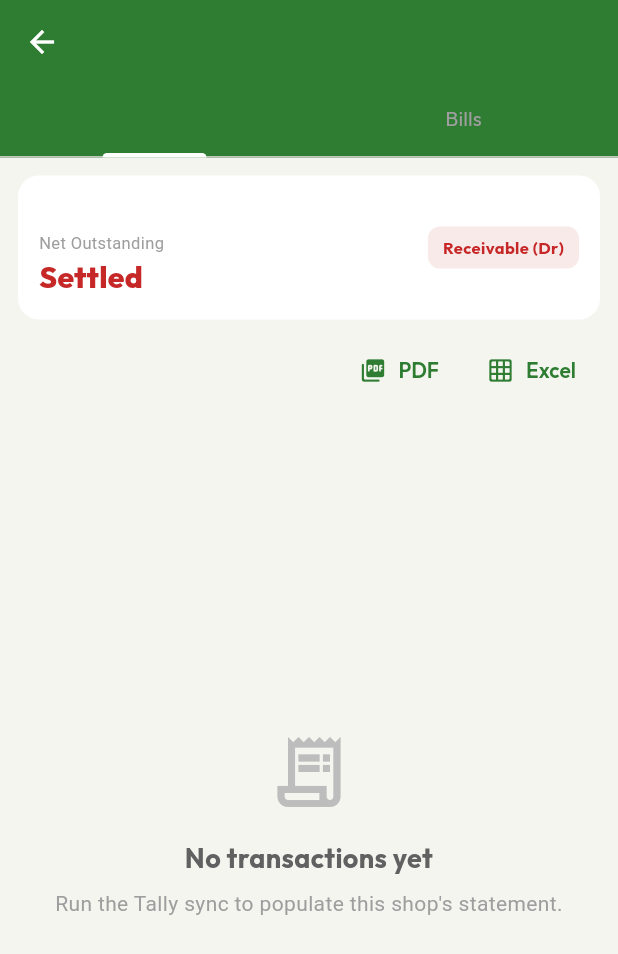
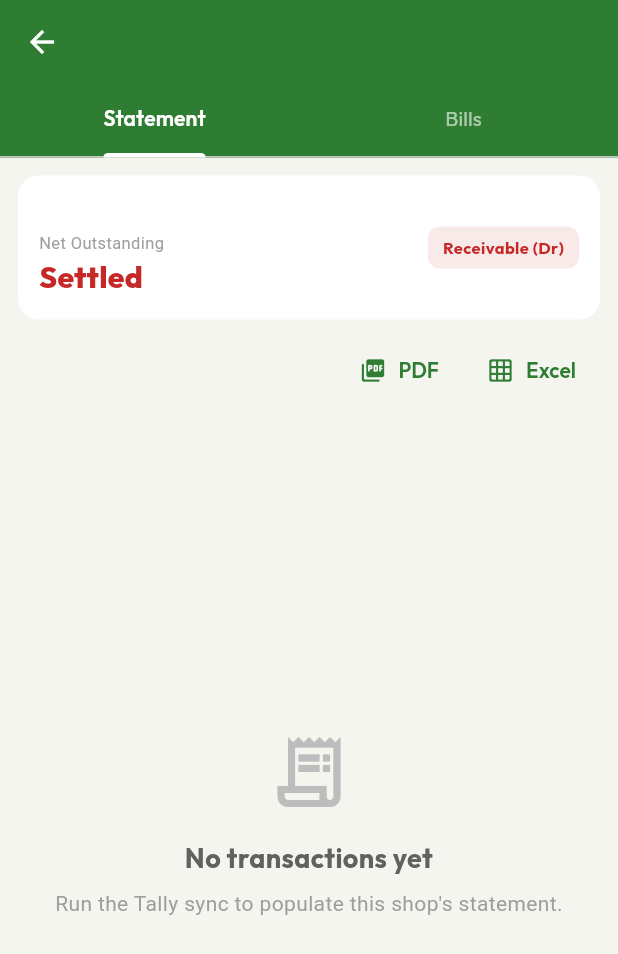
Before and after one commit to Sanyamkothari/Shantinath, a Flutter app: the PartyLedgerScreen screen opened directly with empty values, on a phone screen of 412 x 824 dp. Shown: the top 954 px of the screen. Run offline on Flutter 3.47's test engine with Material 3 defaults, Android fonts, the phone set to English and light mode, and no system bars; our stand-ins replace cached_network_image, cloud_firestore, firebase_auth, firebase_core, firebase_crashlytics, firebase_messaging and 8 more; missing offline and left inert: excel; accounts and stored records are empty.

Commit message:
fix(ui): make Ledger Book Statement/Bills tab labels visible
The party ledger TabBar set indicatorColor but no label colours, so it fell
through to the global tabBarTheme (theme.dart:263), which is tuned for tabs on
a light surface: labelColor is primaryGreen. The TabBar sits in an AppBar whose
background is that same green, so the selected tab rendered green-on-green and
the unselected one grey-on-green. Both effectively invisible.

Overrides to white / white60, matching every other TabBar-on-AppBar in the app
(customer_directory, manage_orders, sales_reports) — party_ledger was the only
one missing them. Also switches the label styles to GoogleFonts.outfit so the
selected and unselected labels use the same typeface as the rest of the app;
previously the selected label used a bare TextStyle and fell back to the
default font while the unselected one inherited Outfit from the theme.

Hardcoded white rather than reading the scheme because the dark theme has the
same shape (labelColor: primaryGreenLight on the same green AppBar), so both
themes need the override.

Co-Authored-By: Claude Opus 5 (1M context) <noreply@anthropic.com>
Claude-Session: https://claude.ai/code/session_01Y4NuYsyM8gr5Taod8uV7jW

```diff
--- a/lib/screens/admin/party_ledger_screen.dart
+++ b/lib/screens/admin/party_ledger_screen.dart
@@ -69,11 +69,23 @@ class _PartyLedgerScreenState extends State<PartyLedgerScreen> {
               style: GoogleFonts.outfit(fontWeight: FontWeight.w700),
               maxLines: 1,
               overflow: TextOverflow.ellipsis),
-          bottom: const TabBar(
+          // The global tabBarTheme is tuned for tabs on a light surface
+          // (labelColor: primaryGreen), which renders green-on-green here.
+          // Override to white like every other TabBar sitting on the AppBar.
+          bottom: TabBar(
             indicatorColor: Colors.white,
             indicatorWeight: 3,
-            labelStyle: TextStyle(fontWeight: FontWeight.w700),
-            tabs: [Tab(text: 'Statement'), Tab(text: 'Bills')],
+            labelColor: Colors.white,
+            unselectedLabelColor: Colors.white60,
+            labelStyle: GoogleFonts.outfit(
+              fontWeight: FontWeight.w600,
+              fontSize: 14,
+            ),
+            unselectedLabelStyle: GoogleFonts.outfit(
+              fontWeight: FontWeight.w400,
+              fontSize: 14,
+            ),
+            tabs: const [Tab(text: 'Statement'), Tab(text: 'Bills')],
           ),
         ),
         body: Column(
```
